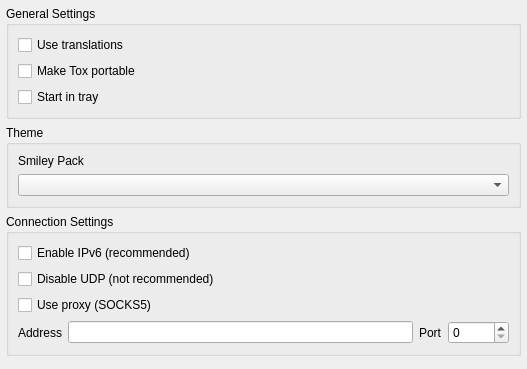
This is widget/form/settings/generalsettings.ui in qTox/qTox as Qt 5 draws it before an edit. The edited form follows.
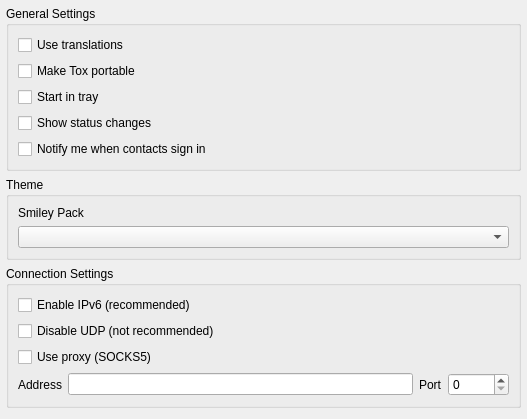
This is the edited form.

Commit message:
status changes messages and sign in notifications
sign in notifications available only in settings and as a message in chat

```diff
--- a/widget/form/settings/generalsettings.ui
+++ b/widget/form/settings/generalsettings.ui
@@ -7,7 +7,7 @@
     <x>0</x>
     <y>0</y>
     <width>527</width>
-    <height>369</height>
+    <height>397</height>
    </rect>
   </property>
   <property name="windowTitle">
@@ -53,6 +53,20 @@
         </property>
        </widget>
       </item>
+      <item>
+       <widget class="QCheckBox" name="statusChangesCheckbox">
+        <property name="text">
+         <string>Show status changes</string>
+        </property>
+       </widget>
+      </item>
+      <item>
+       <widget class="QCheckBox" name="signInNotificationsCheckbox">
+        <property name="text">
+         <string>Notify me when contacts sign in</string>
+        </property>
+       </widget>
+      </item>
      </layout>
     </widget>
    </item>
```
The commit also changes 8 other files.
